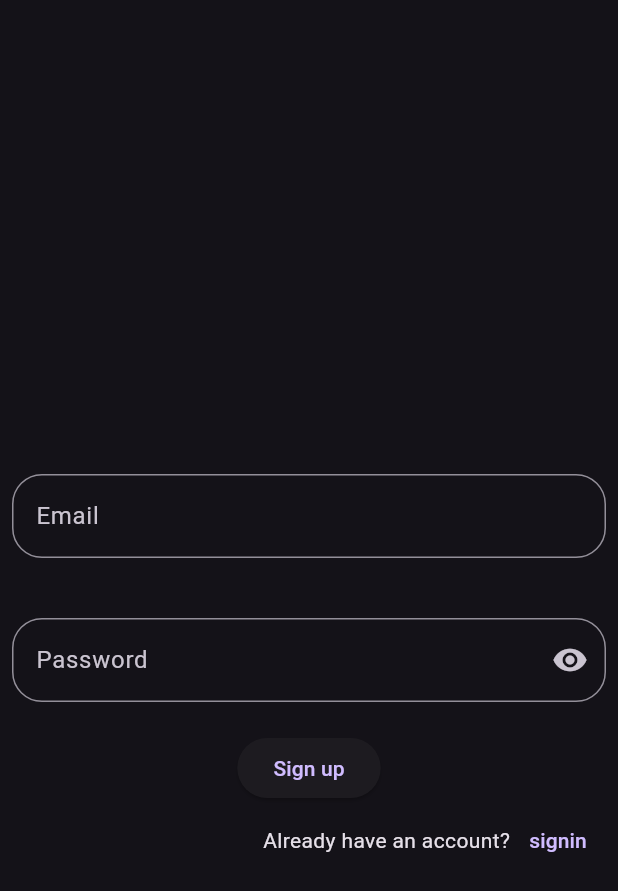
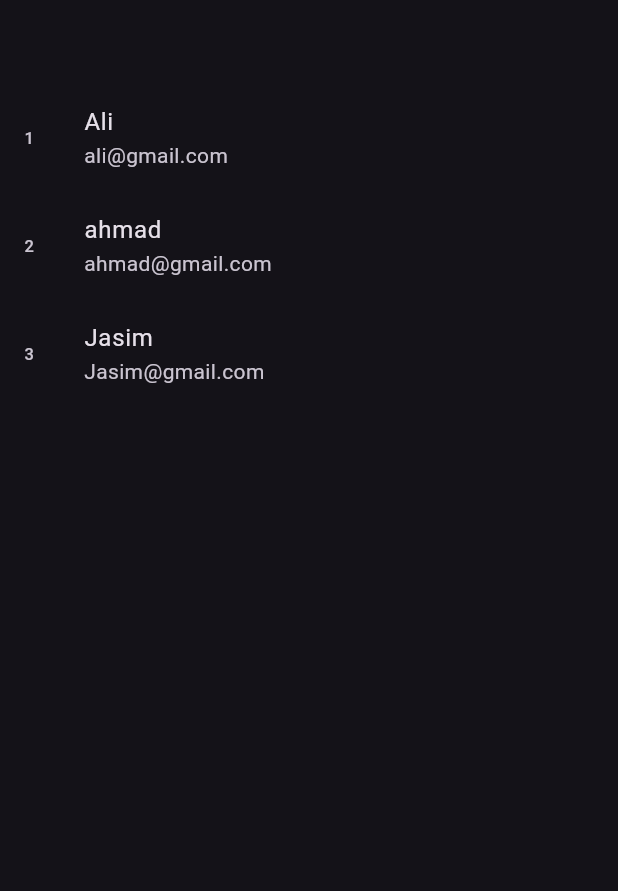
Before and after one commit to tayabdev/sdrc_classes, a Flutter app: the screen it shows after launch, on a phone screen of 412 x 824 dp. Shown: the top 891 px of the screen. Run offline on Flutter 3.47's test engine with Material 3 defaults, Android fonts, the light colour scheme and no system bars; our stand-ins replace cloud_firestore, firebase_auth, firebase_core; accounts and stored records are empty.

Commit message:
done with parsing, showing, or in general basic api integration

```diff
--- a/lib/json_parsing/practice.dart
+++ b/lib/json_parsing/practice.dart
@@ -1,4 +1,6 @@
 import 'dart:convert';
+
+import 'package:flutter/material.dart';
 
 String jsonData = '''
 
@@ -52,3 +54,39 @@ class User {
     return {id: 'id', name: 'name', email: 'email'};
   }
 }
+
+class ShowUsersData extends StatefulWidget {
+  const ShowUsersData({super.key});
+
+  @override
+  State<ShowUsersData> createState() => _ShowUsersDataState();
+}
+
+class _ShowUsersDataState extends State<ShowUsersData> {
+  late List<User> myUsers;
+  @override
+  void initState() {
+    final parsedResponse = jsonDecode(jsonData);
+    List<dynamic> userList = parsedResponse['user'];
+    myUsers = userList.map((json) => User.fromJson(json)).toList();
+    super.initState();
+  }
+
+  @override
+  Widget build(BuildContext context) {
+    return Scaffold(
+      appBar: AppBar(),
+      body: ListView.builder(
+        itemCount: myUsers.length,
+        itemBuilder: (context, index) {
+          final user = myUsers[index];
+          return ListTile(
+            leading: Text(user.id),
+            title: Text(user.name),
+            subtitle: Text(user.email),
+          );
+        },
+      ),
+    );
+  }
+}
--- a/lib/main.dart
+++ b/lib/main.dart
@@ -3,6 +3,7 @@ import 'package:firebase_core/firebase_core.dart';
 import 'package:flutter/material.dart';
 import 'package:provider/provider.dart';
 import 'package:sdrc_classes/core/routes/route_generator.dart';
+import 'package:sdrc_classes/json_parsing/practice.dart';
 import 'package:sdrc_classes/ui/views/auth/signin/signin_view_model.dart';
 import 'package:sdrc_classes/ui/views/auth/signup/signup_view.dart';
 import 'package:sdrc_classes/ui/views/auth/signup/signup_view_model.dart';
@@ -43,7 +44,7 @@ class MyApp extends StatelessWidget {
         colorScheme: ColorScheme.fromSeed(seedColor: Colors.deepPurple),
         useMaterial3: true,
       ),
-      home: const CheckAuthStatus(),
+      home: ShowUsersData(),
       // initialRoute: SignupView.routeName,
       onGenerateRoute: (settings) => RouteGenerator.onGenerateRoute(settings),
       // routes: {
```
